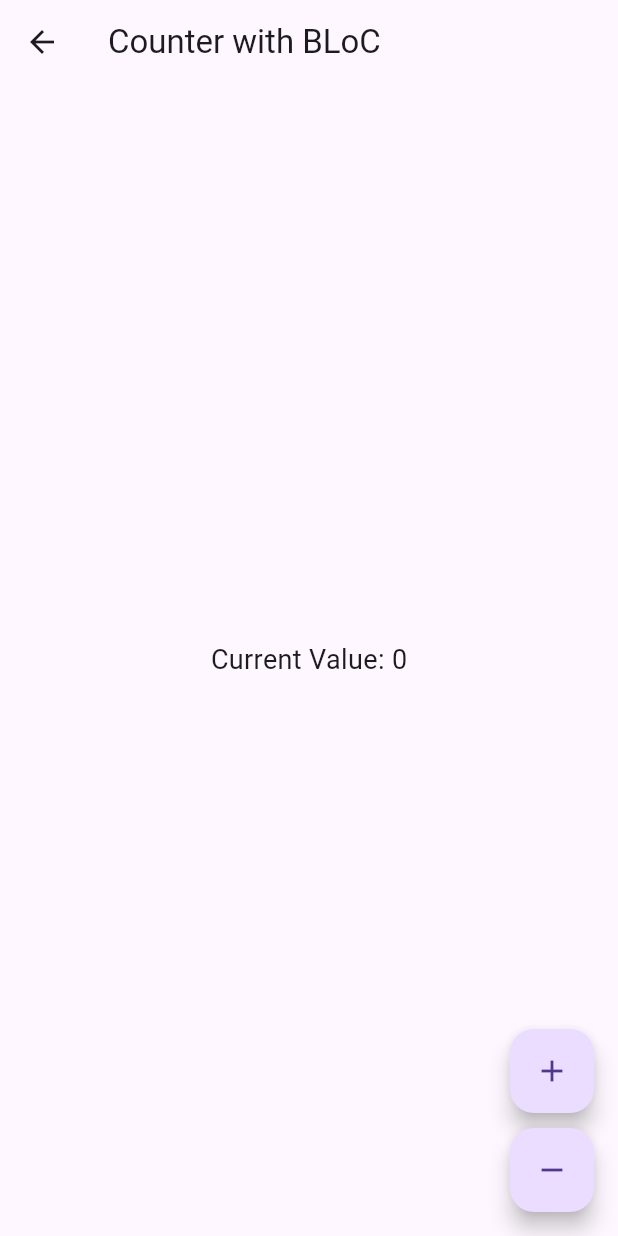
After one commit to dianprsty/flutter-fundamental, a Flutter app: the CounterPage screen opened by its route, after a tap on "Counter Consumer", on a phone screen of 412 x 824 dp. The commit adds this screen. Run offline on Flutter 3.47's test engine with Material 3 defaults, Android fonts, the light colour scheme and no system bars; our stand-ins replace bloc, equatable, file_picker, flutter_bloc, flutter_colorpicker, fluttertoast and 4 more; accounts and stored records are empty; generated files the repository leaves out were written again.

Commit message:
feat: counter bloc

```diff
--- a/lib/core/route/route.dart
+++ b/lib/core/route/route.dart
@@ -2,8 +2,10 @@ import 'package:flutter/material.dart';
 import 'package:flutter_fundamental/feature/animation/animation_page.dart';
 import 'package:flutter_fundamental/feature/auth/login_page.dart';
 import 'package:flutter_fundamental/feature/auth/register_page.dart';
+import 'package:flutter_fundamental/feature/counter/view/counter_page.dart';
 import 'package:flutter_fundamental/feature/demo/layout_page.dart';
 import 'package:flutter_fundamental/feature/main/main_page.dart';
+import 'package:flutter_fundamental/feature/news/news_page.dart';
 import 'package:flutter_fundamental/feature/profile/profile_page.dart';
 import 'package:flutter_fundamental/feature/saved/saved_page.dart';
 import 'package:flutter_fundamental/feature/demo/scrollable_page.dart';
@@ -23,4 +25,6 @@ Map<String, Widget Function(BuildContext)> appRoutes = {
   '/notification': (context) => const NotificationAndConfirmation(),
   '/picker': (context) => const Picker(),
   '/animation': (context) => const AnimationPage(),
+  '/counter': (context) => const CounterPage(),
+  '/news': (context) => const NewsPage(),
 };
--- a/lib/core/widget/custom_outlined_button.dart
+++ b/lib/core/widget/custom_outlined_button.dart
@@ -12,7 +12,7 @@ class CustomOutlinedButton extends StatelessWidget {
   @override
   Widget build(BuildContext context) {
     return ElevatedButton(
-      onPressed: () {},
+      onPressed: onPressed,
       style: ElevatedButton.styleFrom(
         backgroundColor: Colors.white,
         shape: RoundedRectangleBorder(
--- /dev/null
+++ b/lib/feature/counter/bloc/counter_bloc.dart
@@ -0,0 +1,13 @@
+import 'package:bloc/bloc.dart';
+import 'package:equatable/equatable.dart';
+
+part 'counter_event.dart';
+part 'counter_state.dart';
+
+// BLoC
+class CounterBloc extends Bloc<CounterEvent, CounterState> {
+  CounterBloc() : super(const CounterInitial(0)) {
+    on<Increment>((event, emit) => emit(CounterInitial(state.value + 1)));
+    on<Decrement>((event, emit) => emit(CounterInitial(state.value - 1)));
+  }
+}
--- /dev/null
+++ b/lib/feature/counter/bloc/counter_event.dart
@@ -0,0 +1,12 @@
+part of 'counter_bloc.dart';
+
+sealed class CounterEvent extends Equatable {
+  const CounterEvent();
+
+  @override
+  List<Object> get props => [];
+}
+
+class Increment extends CounterEvent {}
+
+class Decrement extends CounterEvent {}
--- /dev/null
+++ b/lib/feature/counter/bloc/counter_state.dart
@@ -0,0 +1,19 @@
+// ignore_for_file: public_member_api_docs, sort_constructors_first
+part of 'counter_bloc.dart';
+
+// States
+sealed class CounterState extends Equatable {
+  final int value;
+
+  const CounterState(this.value);
+
+  @override
+  List<Object?> get props => [value];
+}
+
+class CounterInitial extends CounterState {
+  const CounterInitial(super.value);
+
+  @override
+  List<Object?> get props => [value];
+}
--- /dev/null
+++ b/lib/feature/counter/view/counter_page.dart
@@ -0,0 +1,63 @@
+import 'package:flutter/material.dart';
+import 'package:flutter_fundamental/feature/counter/view/widgets/counter_builder.dart';
+import 'package:flutter_fundamental/feature/counter/view/widgets/counter_consumer.dart';
+import 'package:flutter_fundamental/feature/counter/view/widgets/counter_listener.dart';
+import 'package:flutter_fundamental/feature/counter/view/widgets/counter_selector.dart';
+
+class CounterPage extends StatelessWidget {
+  const CounterPage({super.key});
+
+  @override
+  Widget build(BuildContext context) {
+    return Scaffold(
+      appBar: AppBar(title: const Text('Counter with BLoC')),
+      body: Center(
+        child: Column(
+          mainAxisAlignment: MainAxisAlignment.center,
+          crossAxisAlignment: CrossAxisAlignment.center,
+          children: [
+            OutlinedButton(
+              onPressed: () {
+                Navigator.of(context).push(MaterialPageRoute(
+                    builder: (context) => const CounterBuilder()));
+              },
+              child: const Text("Counter Builder"),
+            ),
+            const SizedBox(height: 20),
+            OutlinedButton(
+                onPressed: () {
+                  Navigator.of(context).push(
+                    MaterialPageRoute(
+                      builder: (context) => const CounterSelector(),
+                    ),
+                  );
+                },
+                child: const Text("Counter Selector")),
+            const SizedBox(height: 20),
+            OutlinedButton(
+              onPressed: () {
+                Navigator.of(context).push(
+                  MaterialPageRoute(
+                    builder: (context) => const CounterListener(),
+                  ),
+                );
+              },
+              child: const Text("Counter Listener"),
+            ),
+            const SizedBox(height: 20),
+            OutlinedButton(
+              onPressed: () {
+                Navigator.of(context).push(
+                  MaterialPageRoute(
+                    builder: (context) => const CounterConsumer(),
+                  ),
+                );
+              },
+              child: const Text("Counter Consumer"),
+            ),
+          ],
+        ),
+      ),
+    );
+  }
+}
--- /dev/null
+++ b/lib/feature/counter/view/widgets/counter_buttons.dart
@@ -0,0 +1,30 @@
+import 'package:flutter/material.dart';
+import 'package:flutter_bloc/flutter_bloc.dart';
+import 'package:flutter_fundamental/feature/counter/bloc/counter_bloc.dart';
+
+class CounterButtons extends StatelessWidget {
+  const CounterButtons({
+    super.key,
+  });
+
+  @override
+  Widget build(BuildContext context) {
+    return Column(
+      mainAxisAlignment: MainAxisAlignment.end,
+      children: [
+        // Menggunakan extension method untuk mengirim event
+        FloatingActionButton(
+          onPressed: () => context.read<CounterBloc>().add(Increment()),
+          heroTag: 'increment',
+          child: const Icon(Icons.add),
+        ),
+        const SizedBox(height: 10),
+        FloatingActionButton(
+          onPressed: () => context.read<CounterBloc>().add(Decrement()),
+          heroTag: 'decrement',
+          child: const Icon(Icons.remove),
+        ),
+      ],
+    );
+  }
+}
--- /dev/null
+++ b/lib/feature/counter/view/widgets/counter_consumer.dart
@@ -0,0 +1,39 @@
+import 'package:flutter/material.dart';
+import 'package:flutter_bloc/flutter_bloc.dart';
+import 'package:flutter_fundamental/feature/counter/bloc/counter_bloc.dart';
+import 'package:flutter_fundamental/feature/counter/view/widgets/counter_buttons.dart';
+
+class CounterConsumer extends StatelessWidget {
+  const CounterConsumer({super.key});
+
+  @override
+  Widget build(BuildContext context) {
+    return Scaffold(
+      appBar: AppBar(title: const Text('Counter with BLoC')),
+      body: Column(
+        mainAxisAlignment: MainAxisAlignment.center,
+        children: [
+          BlocConsumer<CounterBloc, CounterState>(
+            listener: (context, state) {
+              ScaffoldMessenger.of(context).removeCurrentSnackBar();
+              if (state.value < 0) {
+                ScaffoldMessenger.of(context).showSnackBar(
+                  const SnackBar(content: Text('Value is negative!')),
+                );
+              }
+            },
+            builder: (context, state) {
+              return Center(
+                child: Text(
+                  'Current Value: ${state.value}',
+                  style: const TextStyle(fontSize: 18),
+                ),
+              );
+            },
+          ),
+        ],
+      ),
+      floatingActionButton: const CounterButtons(),
+    );
+  }
+}
--- a/pubspec.yaml
+++ b/pubspec.yaml
@@ -28,10 +28,13 @@ environment:
 # the latest version available on pub.dev. To see which dependencies have newer
 # versions available, run `flutter pub outdated`.
 dependencies:
+  bloc: ^8.1.4
   cupertino_icons: ^1.0.8
+  equatable: ^2.0.7
   file_picker: ^8.1.3
   flutter:
     sdk: flutter
+  flutter_bloc: ^8.1.6
   flutter_colorpicker: ^1.1.0
   fluttertoast: ^8.2.8
   image_picker: ^1.1.2
```
Also changed, not shown: lib/feature/counter/view/widgets/counter_builder.dart (added, +31 -0 lines), lib/feature/counter/view/widgets/counter_listener.dart (added, +32 -0 lines), lib/feature/counter/view/widgets/counter_selector.dart (added, +32 -0 lines), lib/feature/saved/saved_page.dart (+14 -1 lines), lib/main.dart (+6 -1 lines), pubspec.lock.
